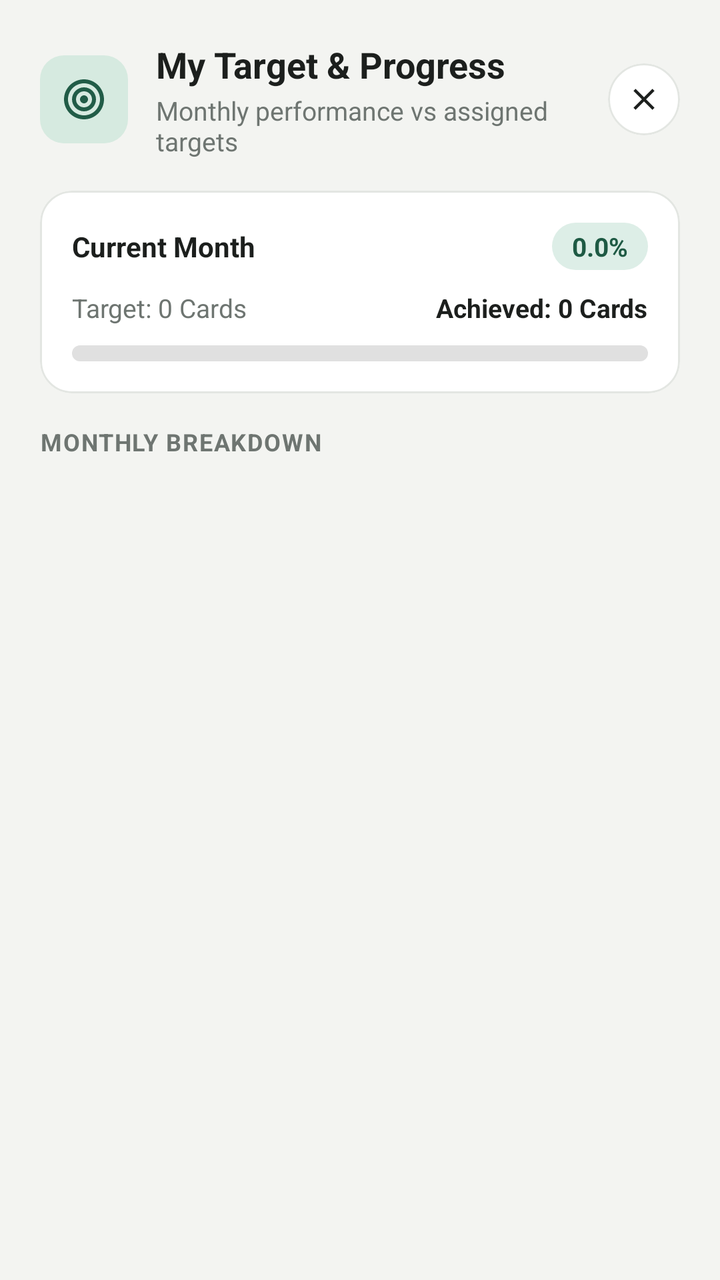
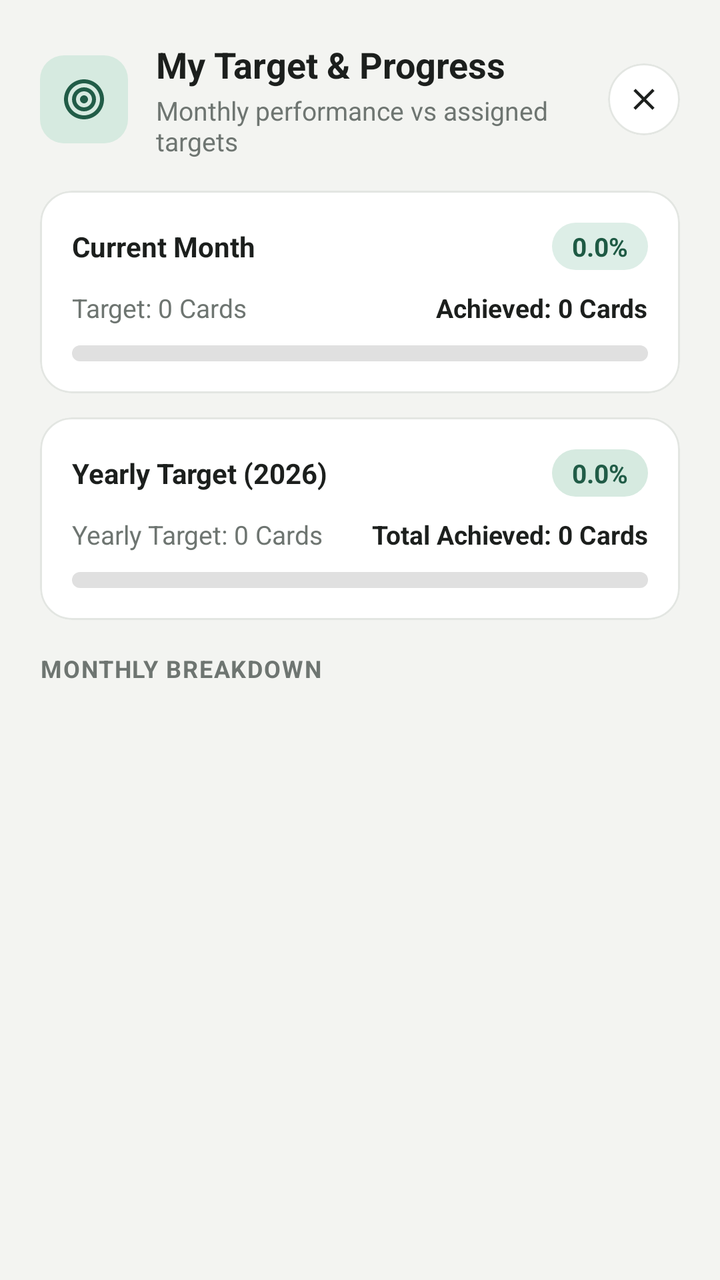

An Android layout rendered at two revisions. The XML below is the earlier revision; the diff shows what the commit changed to produce the second picture.
<!-- AndroidManifest.xml: application theme Theme.PerformanceTracker -->
<!-- res/layout/dialog_user_target_details.xml -->
<?xml version="1.0" encoding="utf-8"?>
<LinearLayout xmlns:android="http://schemas.android.com/apk/res/android"
    xmlns:app="http://schemas.android.com/apk/res-auto"
    android:layout_width="match_parent"
    android:layout_height="wrap_content"
    android:background="@color/background"
    android:orientation="vertical"
    android:padding="20dp">

    
    <LinearLayout
        android:layout_width="match_parent"
        android:layout_height="wrap_content"
        android:orientation="horizontal"
        android:gravity="center_vertical"
        android:layout_marginBottom="16dp">

        <FrameLayout
            android:layout_width="44dp"
            android:layout_height="44dp"
            android:background="@drawable/bg_badge_mint">

            <ImageView
                android:layout_width="24dp"
                android:layout_height="24dp"
                android:layout_gravity="center"
                android:src="@drawable/ic_target"
                app:tint="@color/badge_mint_icon" />
        </FrameLayout>

        <LinearLayout
            android:layout_width="0dp"
            android:layout_height="wrap_content"
            android:layout_weight="1"
            android:layout_marginStart="14dp"
            android:orientation="vertical">

            <TextView
                android:id="@+id/tvUserTargetDetailsTitle"
                android:layout_width="wrap_content"
                android:layout_height="wrap_content"
                android:text="My Target &amp; Progress"
                android:textSize="18sp"
                android:textColor="@color/text_primary"
                android:textStyle="bold" />

            <TextView
                android:id="@+id/tvUserTargetDetailsSubtitle"
                android:layout_width="wrap_content"
                android:layout_height="wrap_content"
                android:text="Monthly performance vs assigned targets"
                android:textSize="13sp"
                android:textColor="@color/text_secondary"
                android:layout_marginTop="2dp" />
        </LinearLayout>

        <com.google.android.material.card.MaterialCardView
            android:id="@+id/btnCloseUserTargetDetails"
            android:layout_width="36dp"
            android:layout_height="36dp"
            app:cardCornerRadius="18dp"
            app:cardElevation="0dp"
            app:strokeWidth="1dp"
            app:strokeColor="@color/card_stroke"
            app:cardBackgroundColor="@color/surface"
            android:clickable="true"
            android:focusable="true">

            <ImageView
                android:layout_width="18dp"
                android:layout_height="18dp"
                android:layout_gravity="center"
                android:src="@drawable/ic_close"
                app:tint="@color/text_primary" />
        </com.google.android.material.card.MaterialCardView>
    </LinearLayout>

    
    <com.google.android.material.card.MaterialCardView
        android:layout_width="match_parent"
        android:layout_height="wrap_content"
        android:layout_marginBottom="16dp"
        app:cardCornerRadius="16dp"
        app:cardElevation="0dp"
        app:strokeWidth="1dp"
        app:strokeColor="@color/card_stroke"
        app:cardBackgroundColor="@color/surface_card">

        <LinearLayout
            android:layout_width="match_parent"
            android:layout_height="wrap_content"
            android:orientation="vertical"
            android:padding="16dp">

            <LinearLayout
                android:layout_width="match_parent"
                android:layout_height="wrap_content"
                android:orientation="horizontal"
                android:gravity="center_vertical">

                <TextView
                    android:id="@+id/tvDetailCurrentMonthName"
                    android:layout_width="0dp"
                    android:layout_height="wrap_content"
                    android:layout_weight="1"
                    android:text="Current Month"
                    android:textSize="14sp"
                    android:textColor="@color/text_primary"
                    android:textStyle="bold" />

                <TextView
                    android:id="@+id/tvDetailCurrentAchievementPercent"
                    android:layout_width="wrap_content"
                    android:layout_height="wrap_content"
                    android:background="@drawable/bg_badge_green"
                    android:textColor="@color/badge_green_icon"
                    android:textSize="13sp"
                    android:textStyle="bold"
                    android:paddingHorizontal="10dp"
                    android:paddingVertical="3dp"
                    android:text="0.0%" />
            </LinearLayout>

            <LinearLayout
                android:layout_width="match_parent"
                android:layout_height="wrap_content"
                android:orientation="horizontal"
                android:layout_marginTop="10dp">

                <TextView
                    android:id="@+id/tvDetailCurrentTargetCount"
                    android:layout_width="0dp"
                    android:layout_height="wrap_content"
                    android:layout_weight="1"
                    android:text="Target: 0 Cards"
                    android:textSize="13sp"
                    android:textColor="@color/text_secondary" />

                <TextView
                    android:id="@+id/tvDetailCurrentAchievedCount"
                    android:layout_width="wrap_content"
                    android:layout_height="wrap_content"
                    android:text="Achieved: 0 Cards"
                    android:textSize="13sp"
                    android:textColor="@color/text_primary"
                    android:textStyle="bold" />
            </LinearLayout>

            <com.google.android.material.progressindicator.LinearProgressIndicator
                android:id="@+id/progressDetailCurrent"
                android:layout_width="match_parent"
                android:layout_height="wrap_content"
                android:layout_marginTop="10dp"
                app:trackCornerRadius="4dp"
                app:trackThickness="8dp"
                app:trackColor="#E0E0E0"
                app:indicatorColor="@color/primary"
                android:progress="0"
                android:max="100" />
        </LinearLayout>
    </com.google.android.material.card.MaterialCardView>

    
    <TextView
        android:layout_width="wrap_content"
        android:layout_height="wrap_content"
        android:text="MONTHLY BREAKDOWN"
        android:textSize="12sp"
        android:textColor="@color/text_secondary"
        android:textStyle="bold"
        android:letterSpacing="0.05"
        android:layout_marginBottom="8dp" />

    <androidx.recyclerview.widget.RecyclerView
        android:id="@+id/recyclerUserTargetMonths"
        android:layout_width="match_parent"
        android:layout_height="wrap_content"
        android:maxHeight="280dp"
        android:nestedScrollingEnabled="true" />

</LinearLayout>
<!-- resources referenced by this layout -->
<resources>
  <color name="background">#F3F4F1</color>
  <color name="badge_green_icon">#1E5A44</color>
  <color name="badge_mint_icon">#215C47</color>
  <color name="card_stroke">#E3E6E2</color>
  <color name="primary">#1E5A44</color>
  <color name="surface">#FFFFFF</color>
  <color name="surface_card">#FFFFFF</color>
  <color name="text_primary">#1C1F1D</color>
  <color name="text_secondary">#6E7571</color>
  <!-- drawable bg_badge_green (drawable) -->
  <?xml version="1.0" encoding="utf-8"?>
  <shape xmlns:android="http://schemas.android.com/apk/res/android">
      <solid android:color="@color/badge_green_bg" />
      <corners android:radius="12dp" />
  </shape>
  <!-- drawable bg_badge_mint (drawable) -->
  <?xml version="1.0" encoding="utf-8"?>
  <shape xmlns:android="http://schemas.android.com/apk/res/android">
      <solid android:color="@color/badge_mint_bg" />
      <corners android:radius="12dp" />
  </shape>
  <!-- drawable ic_close (drawable) -->
  <vector xmlns:android="http://schemas.android.com/apk/res/android"
      android:width="24dp"
      android:height="24dp"
      android:viewportWidth="24"
      android:viewportHeight="24">
    <path
        android:fillColor="@color/text_secondary"
        android:pathData="M19,6.41L17.59,5 12,10.59 6.41,5 5,6.41 10.59,12 5,17.59 6.41,19 12,13.41 17.59,19 19,17.59 13.41,12z"/>
  </vector>
  <!-- drawable ic_target (drawable) -->
  <vector xmlns:android="http://schemas.android.com/apk/res/android"
      android:width="24dp"
      android:height="24dp"
      android:viewportWidth="24"
      android:viewportHeight="24">
    <path
        android:fillColor="#FF000000"
        android:pathData="M12,2C6.49,2 2,6.49 2,12s4.49,10 10,10 10,-4.49 10,-10S17.51,2 12,2zM12,20c-4.41,0 -8,-3.59 -8,-8s3.59,-8 8,-8 8,3.59 8,8 -3.59,8 -8,8zM12,6c-3.31,0 -6,2.69 -6,6s2.69,6 6,6 6,-2.69 6,-6 -2.69,-6 -6,-6zM12,16c-2.21,0 -4,-1.79 -4,-4s1.79,-4 4,-4 4,1.79 4,4 -1.79,4 -4,4zM12,10c-1.1,0 -2,0.9 -2,2s0.9,2 2,2 2,-0.9 2,-2 -0.9,-2 -2,-2z"/>
  </vector>
  <style name="Theme.PerformanceTracker" parent="Theme.MaterialComponents.Light.NoActionBar">
          <item name="colorPrimary">@color/primary</item>
          <item name="colorPrimaryVariant">@color/primary_dark</item>
          <item name="colorOnPrimary">@color/white</item>
          <item name="android:statusBarColor">@color/background</item>
          <item name="android:windowLightStatusBar">true</item>
          <item name="android:windowBackground">@color/background</item>
          <item name="colorSecondary">@color/secondary</item>
          <item name="colorSurface">@color/surface</item>
          <item name="colorOnSurface">@color/text_primary</item>
          <item name="colorControlNormal">@color/input_stroke_unfocused</item>
          <item name="colorControlActivated">@color/primary</item>
          <item name="android:textColorHint">@color/text_secondary</item>
          <item name="textInputStyle">@style/CustomOutlinedBox</item>
      </style>
  <color name="badge_green_bg">#DDEEE7</color>
  <color name="badge_mint_bg">#D6EAE0</color>
  <color name="primary_dark">#154333</color>
  <color name="white">#FFFFFF</color>
  <color name="secondary">#256650</color>
  <color name="input_stroke_unfocused">#B4BEB8</color>
  <style name="CustomOutlinedBox" parent="Widget.MaterialComponents.TextInputLayout.OutlinedBox">
          <item name="boxStrokeColor">@color/box_stroke_selector</item>
          <item name="boxStrokeWidth">1.5dp</item>
          <item name="boxStrokeWidthFocused">2dp</item>
          <item name="boxBackgroundColor">@color/input_background</item>
          <item name="hintTextColor">@color/primary</item>
          <item name="android:textColorHint">@color/text_secondary</item>
          <item name="boxCornerRadiusTopStart">12dp</item>
          <item name="boxCornerRadiusTopEnd">12dp</item>
          <item name="boxCornerRadiusBottomStart">12dp</item>
          <item name="boxCornerRadiusBottomEnd">12dp</item>
      </style>
  <color name="input_background">#F7FAF8</color>
</resources>

<!-- the commit's change to res/layout/dialog_user_target_details.xml (unified diff, before → after) -->
@@ -79,7 +79,7 @@
     <com.google.android.material.card.MaterialCardView
         android:layout_width="match_parent"
         android:layout_height="wrap_content"
-        android:layout_marginBottom="16dp"
+        android:layout_marginBottom="12dp"
         app:cardCornerRadius="16dp"
         app:cardElevation="0dp"
         app:strokeWidth="1dp"
@@ -161,6 +161,91 @@
     </com.google.android.material.card.MaterialCardView>
 
     
+    <com.google.android.material.card.MaterialCardView
+        android:layout_width="match_parent"
+        android:layout_height="wrap_content"
+        android:layout_marginBottom="16dp"
+        app:cardCornerRadius="16dp"
+        app:cardElevation="0dp"
+        app:strokeWidth="1dp"
+        app:strokeColor="@color/card_stroke"
+        app:cardBackgroundColor="@color/surface_card">
+
+        <LinearLayout
+            android:layout_width="match_parent"
+            android:layout_height="wrap_content"
+            android:orientation="vertical"
+            android:padding="16dp">
+
+            <LinearLayout
+                android:layout_width="match_parent"
+                android:layout_height="wrap_content"
+                android:orientation="horizontal"
+                android:gravity="center_vertical">
+
+                <TextView
+                    android:id="@+id/tvDetailYearlyTitle"
+                    android:layout_width="0dp"
+                    android:layout_height="wrap_content"
+                    android:layout_weight="1"
+                    android:text="Yearly Target (2026)"
+                    android:textSize="14sp"
+                    android:textColor="@color/text_primary"
+                    android:textStyle="bold" />
+
+                <TextView
+                    android:id="@+id/tvDetailYearlyAchievementPercent"
+                    android:layout_width="wrap_content"
+                    android:layout_height="wrap_content"
+                    android:background="@drawable/bg_badge_mint"
+                    android:textColor="@color/badge_mint_icon"
+                    android:textSize="13sp"
+                    android:textStyle="bold"
+                    android:paddingHorizontal="10dp"
+                    android:paddingVertical="3dp"
+                    android:text="0.0%" />
+            </LinearLayout>
+
+            <LinearLayout
+                android:layout_width="match_parent"
+                android:layout_height="wrap_content"
+                android:orientation="horizontal"
+                android:layout_marginTop="10dp">
+
+                <TextView
+                    android:id="@+id/tvDetailYearlyTargetCount"
+                    android:layout_width="0dp"
+                    android:layout_height="wrap_content"
+                    android:layout_weight="1"
+                    android:text="Yearly Target: 0 Cards"
+                    android:textSize="13sp"
+                    android:textColor="@color/text_secondary" />
+
+                <TextView
+                    android:id="@+id/tvDetailYearlyAchievedCount"
+                    android:layout_width="wrap_content"
+                    android:layout_height="wrap_content"
+                    android:text="Total Achieved: 0 Cards"
+                    android:textSize="13sp"
+                    android:textColor="@color/text_primary"
+                    android:textStyle="bold" />
+            </LinearLayout>
+
+            <com.google.android.material.progressindicator.LinearProgressIndicator
+                android:id="@+id/progressDetailYearly"
+                android:layout_width="match_parent"
+                android:layout_height="wrap_content"
+                android:layout_marginTop="10dp"
+                app:trackCornerRadius="4dp"
+                app:trackThickness="8dp"
+                app:trackColor="#E0E0E0"
+                app:indicatorColor="@color/badge_mint_icon"
+                android:progress="0"
+                android:max="100" />
+        </LinearLayout>
+    </com.google.android.material.card.MaterialCardView>
+
+    
     <TextView
         android:layout_width="wrap_content"
         android:layout_height="wrap_content"
